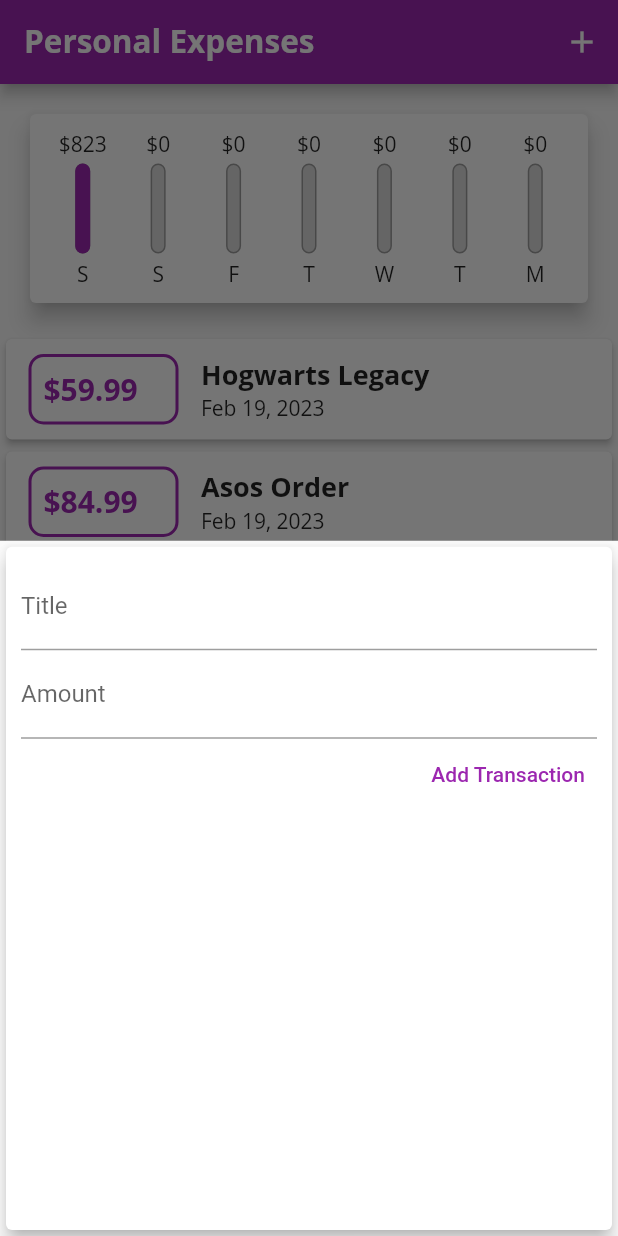
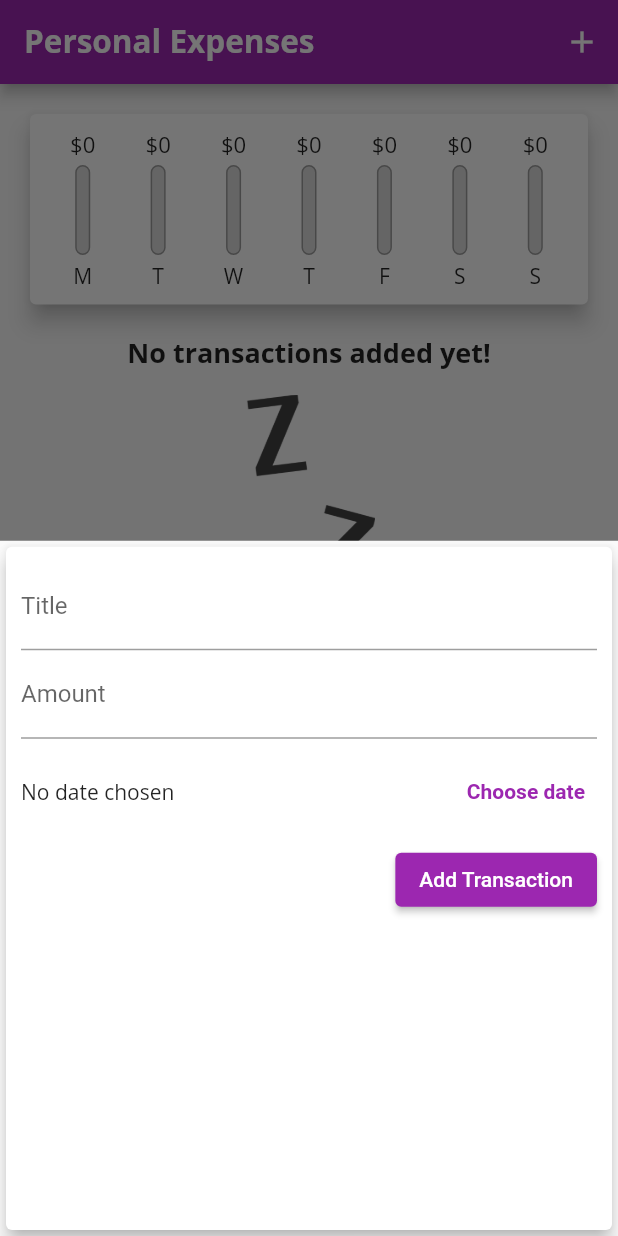
Before and after one commit to TheTota/personal_expenses_app, a Flutter app: the screen it shows after launch, after a tap on the "add" icon, on a phone screen of 412 x 824 dp. Run offline on Flutter 3.47's test engine with Material 2 defaults, Android fonts, the phone set to English and light mode, and no system bars.

Commit message:
finish course section

```diff
--- a/lib/main.dart
+++ b/lib/main.dart
@@ -45,15 +45,15 @@ class MyHomePage extends StatefulWidget {
 
 class _MyHomePageState extends State<MyHomePage> {
   final List<Transaction> _userTransactions = [
-    Transaction(
-        id: 't1',
-        title: 'Hogwarts Legacy',
-        amount: 59.99,
-        date: DateTime.now()),
-    Transaction(
-        id: 't2', title: 'Asos Order', amount: 84.99, date: DateTime.now()),
-    Transaction(
-        id: 't3', title: 'Greece P1', amount: 678.21, date: DateTime.now()),
+    // Transaction(
+    //     id: 't1',
+    //     title: 'Hogwarts Legacy',
+    //     amount: 59.99,
+    //     date: DateTime.now()),
+    // Transaction(
+    //     id: 't2', title: 'Asos Order', amount: 84.99, date: DateTime.now()),
+    // Transaction(
+    //     id: 't3', title: 'Greece P1', amount: 678.21, date: DateTime.now()),
   ];
 
   List<Transaction> get _recentTransactions {
@@ -63,12 +63,12 @@ class _MyHomePageState extends State<MyHomePage> {
         .toList();
   }
 
-  void _addNewTransaction(String title, double amount) {
+  void _addNewTransaction(String title, double amount, DateTime chosenDate) {
     final newTx = Transaction(
       id: DateTime.now().toString(),
       title: title,
       amount: amount,
-      date: DateTime.now(),
+      date: chosenDate,
     );
 
     setState(() {
@@ -84,6 +84,12 @@ class _MyHomePageState extends State<MyHomePage> {
         return NewTransaction(_addNewTransaction);
       },
     );
+  }
+
+  void _deleteTransaction(String id) {
+    setState(() {
+      _userTransactions.removeWhere((tx) => tx.id == id);
+    });
   }
 
   @override
@@ -102,7 +108,7 @@ class _MyHomePageState extends State<MyHomePage> {
         child: Column(
           children: <Widget>[
             Chart(_recentTransactions),
-            TransactionList(_userTransactions),
+            TransactionList(_userTransactions, _deleteTransaction),
           ],
         ),
       ),
--- a/lib/widgets/chart.dart
+++ b/lib/widgets/chart.dart
@@ -27,7 +27,7 @@ class Chart extends StatelessWidget {
         'day': DateFormat.E().format(weekDay).substring(0, 1),
         'amount': totalSum,
       };
-    });
+    }).reversed.toList();
   }
 
   double get totalSpending {
--- a/lib/widgets/chart_bar.dart
+++ b/lib/widgets/chart_bar.dart
@@ -14,7 +14,12 @@ class ChartBar extends StatelessWidget {
   Widget build(BuildContext context) {
     return Column(
       children: [
-        FittedBox(child: Text('\$${spendingAmount.toStringAsFixed(0)}')),
+        Container(
+          height: 20,
+          child: FittedBox(
+            child: Text('\$${spendingAmount.toStringAsFixed(0)}'),
+          ),
+        ),
         SizedBox(
           height: 4,
         ),
--- a/lib/widgets/new_transaction.dart
+++ b/lib/widgets/new_transaction.dart
@@ -1,4 +1,5 @@
 import 'package:flutter/material.dart';
+import 'package:intl/intl.dart';
 
 class NewTransaction extends StatefulWidget {
   final Function addTransactionCallback;
@@ -10,8 +11,9 @@ class NewTransaction extends StatefulWidget {
 }
 
 class _NewTransactionState extends State<NewTransaction> {
-  final titleController = TextEditingController();
-  final amountController = TextEditingController();
+  final _titleController = TextEditingController();
+  final _amountController = TextEditingController();
+  DateTime? _selectedDate;
 
   @override
   Widget build(BuildContext context) {
@@ -24,17 +26,40 @@ class _NewTransactionState extends State<NewTransaction> {
           children: <Widget>[
             TextField(
               decoration: const InputDecoration(labelText: 'Title'),
-              controller: titleController,
+              controller: _titleController,
             ),
             TextField(
               decoration: const InputDecoration(labelText: 'Amount'),
-              controller: amountController,
-              keyboardType: TextInputType.numberWithOptions(decimal: true),
-              onSubmitted: (_) => submitData(),
+              controller: _amountController,
+              keyboardType: TextInputType.numberWithOptions(
+                decimal: true,
+                signed: true,
+              ),
+              onSubmitted: (_) => _submitData(),
             ),
-            TextButton(
-              style: TextButton.styleFrom(foregroundColor: Theme.of(context).primaryColor),
-              onPressed: submitData,
+            Container(
+              height: 70,
+              child: Row(
+                children: [
+                  Expanded(
+                    child: Text(_selectedDate == null
+                        ? 'No date chosen'
+                        : 'Picked date: ${DateFormat.yMd().format(_selectedDate!)}'),
+                  ),
+                  TextButton(
+                    onPressed: _presentDatePicker,
+                    style: TextButton.styleFrom(
+                        foregroundColor: Theme.of(context).primaryColor),
+                    child: Text(
+                      'Choose date',
+                      style: TextStyle(fontWeight: FontWeight.bold),
+                    ),
+                  )
+                ],
+              ),
+            ),
+            ElevatedButton(
+              onPressed: _submitData,
               child: const Text('Add Transaction'),
             )
           ],
@@ -43,16 +68,41 @@ class _NewTransactionState extends State<NewTransaction> {
     );
   }
 
-  void submitData() {
-    final enteredTitle = titleController.text;
-    final enteredAmount = double.tryParse(amountController.text);
+  void _submitData() {
+    if (_amountController.text.isEmpty) {
+      return;
+    }
+    final enteredTitle = _titleController.text;
+    final enteredAmount = double.tryParse(_amountController.text);
 
-    if (enteredTitle.isEmpty || enteredAmount == null || enteredAmount <= 0) {
+    if (enteredTitle.isEmpty ||
+        enteredAmount == null ||
+        enteredAmount <= 0 ||
+        _selectedDate == null) {
       return;
     }
 
-    widget.addTransactionCallback(enteredTitle, enteredAmount);
+    widget.addTransactionCallback(enteredTitle, enteredAmount, _selectedDate);
 
     Navigator.of(context).pop();
   }
+
+  void _presentDatePicker() {
+    showDatePicker(
+            context: context,
+            initialDate: DateTime.now(),
+            firstDate: DateTime(DateTime.now().year),
+            lastDate: DateTime.now())
+        .then(
+      (pickedDate) {
+        if (pickedDate == null) {
+          return;
+        }
+
+        setState(() {
+          _selectedDate = pickedDate;
+        });
+      },
+    );
+  }
 }
--- a/lib/widgets/transaction_list.dart
+++ b/lib/widgets/transaction_list.dart
@@ -5,8 +5,9 @@ import 'package:intl/intl.dart';
 
 class TransactionList extends StatelessWidget {
   final List<Transaction> transactions;
+  final Function _deleteTx;
 
-  TransactionList(this.transactions, {super.key});
+  TransactionList(this.transactions, this._deleteTx, {super.key});
 
   @override
   Widget build(BuildContext context) {
@@ -30,51 +31,32 @@ class TransactionList extends StatelessWidget {
           : ListView.builder(
               itemBuilder: (ctx, index) {
                 return Card(
-                  elevation: 2,
-                  child: Row(
-                    children: <Widget>[
-                      Container(
-                        margin: const EdgeInsets.symmetric(
-                          vertical: 10,
-                          horizontal: 15,
-                        ),
-                        padding: const EdgeInsets.all(8),
-                        decoration: BoxDecoration(
-                          border: Border.all(
-                            color: Theme.of(context).primaryColor,
-                            width: 2,
-                          ),
-                          borderRadius: const BorderRadius.all(
-                            Radius.circular(10),
-                          ),
-                        ),
-                        width: 100,
+                  elevation: 5,
+                  margin: EdgeInsets.symmetric(vertical: 8, horizontal: 5),
+                  child: ListTile(
+                    leading: CircleAvatar(
+                      radius: 30,
+                      child: Padding(
+                        padding: const EdgeInsets.all(6.0),
                         child: FittedBox(
                           fit: BoxFit.scaleDown,
-                          alignment: Alignment.centerLeft,
                           child: Text(
                             '\$${transactions[index].amount.toStringAsFixed(2)}',
-                            style: TextStyle(
-                              fontWeight: FontWeight.bold,
-                              fontSize: 20,
-                              color: Theme.of(context).primaryColor,
-                            ),
                           ),
                         ),
                       ),
-                      Column(
-                        mainAxisAlignment: MainAxisAlignment.spaceBetween,
-                        crossAxisAlignment: CrossAxisAlignment.start,
-                        children: <Widget>[
-                          Text(
-                            transactions[index].title,
-                            style: Theme.of(context).textTheme.titleLarge,
-                          ),
-                          Text(DateFormat.yMMMd()
-                              .format(transactions[index].date)),
-                        ],
-                      )
-                    ],
+                    ),
+                    title: Text(
+                      transactions[index].title,
+                      style: Theme.of(context).textTheme.titleLarge,
+                    ),
+                    subtitle: Text(
+                      DateFormat.yMMMd().format(transactions[index].date),
+                    ),
+                    trailing: IconButton(
+                        onPressed: () => _deleteTx(transactions[index].id),
+                        icon: Icon(Icons.delete)),
+                    iconColor: Theme.of(context).colorScheme.error,
                   ),
                 );
               },
```
Also changed, not shown: 2 other files.
